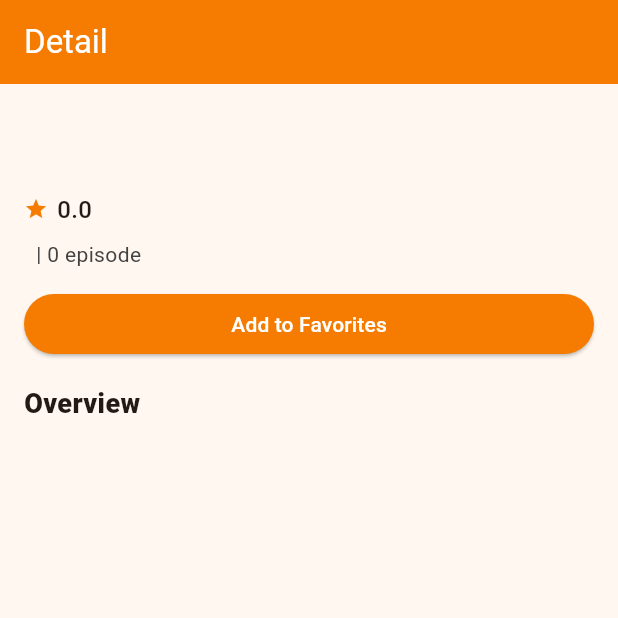
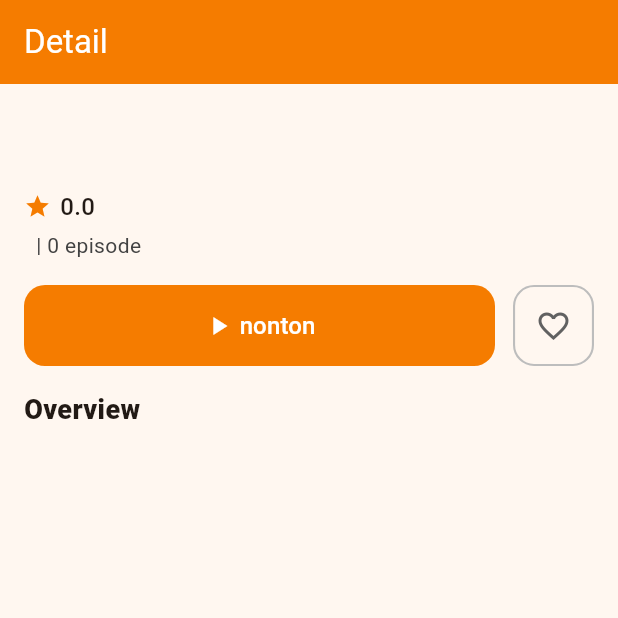
Before and after one commit to mandltf/123230138_Responsi_Mobile, a Flutter app: the DetailScreen screen opened directly with empty values, on a phone screen of 412 x 824 dp, the top half of it. Run offline on Flutter 3.47's test engine with Material 3 defaults, Android fonts, the light colour scheme and no system bars; our stand-ins replace hive_flutter, shared_preferences; accounts and stored records are empty.

Commit message:
menambakan favorite dan ubah button jd statis

```diff
--- a/lib/screens/detail_screen.dart
+++ b/lib/screens/detail_screen.dart
@@ -40,22 +40,29 @@ class _DetailScreenState extends State<DetailScreen> {
       _inCart = true;
     });
 
-    ScaffoldMessenger.of(context).showSnackBar(
-      SnackBar(
-        content: const Text('Game ditambahkan ke keranjang.'),
-        duration: const Duration(seconds: 2),
-        action: SnackBarAction(
-          label: 'Lihat',
-          onPressed: () {
-            Navigator.of(context).push(
-              MaterialPageRoute(
-                builder: (_) => CartScreen(username: widget.username),
-              ),
-            );
-          },
-        ),
-      ),
-    );
+  }
+
+  Future<void> _toggleFavorite() async {
+    if (_inCart) {
+      final items = CartService.instance.getUserCart(widget.username);
+      final entry = items.cast<dynamic>().firstWhere(
+            (e) => e.productId == widget.product.id,
+            orElse: () => null,
+          );
+
+      if (entry != null) {
+        await CartService.instance.removeItem(entry.hiveKey);
+      }
+    } else {
+      await _addToCart();
+      return;
+    }
+
+    if (!mounted) return;
+
+    setState(() {
+      _inCart = false;
+    });
   }
 
   @override
@@ -82,12 +89,13 @@ class _DetailScreenState extends State<DetailScreen> {
             const SizedBox(height: 16),
             Text(
               product.title,
-              style: Theme.of(context).textTheme.headlineSmall?.copyWith(
+              style: const TextStyle(
                     fontWeight: FontWeight.bold,
+                    fontSize: 24,
                   ),
             ),
 
-            const SizedBox(height: 8),
+            const SizedBox(height: 4),
 
             Row(
               crossAxisAlignment: CrossAxisAlignment.start,
@@ -100,7 +108,7 @@ class _DetailScreenState extends State<DetailScreen> {
                         children: [
                           Icon(
                             Icons.star,
-                            size: 16,
+                            size: 18,
                             color: Colors.orange.shade700,
                           ),
                           const SizedBox(width: 6),
@@ -113,7 +121,7 @@ class _DetailScreenState extends State<DetailScreen> {
                           ),
                         ],
                       ),
-                      const SizedBox(height: 8),
+                      const SizedBox(height: 4),
                       Row(
                         children: [
                           Text(
@@ -121,6 +129,7 @@ class _DetailScreenState extends State<DetailScreen> {
                               style: TextStyle(
                                 fontWeight: FontWeight.w400,
                                 color: Colors.grey.shade800,
+                                fontSize: 14,
                               ),
                             ),
 
@@ -130,17 +139,66 @@ class _DetailScreenState extends State<DetailScreen> {
                             style: TextStyle(
                               fontWeight: FontWeight.w400,
                               color: Colors.grey.shade800,
+                              fontSize: 14,
                             ),
                           ),
                         ],
                       ),
-                      const SizedBox(height: 12),
-                      SizedBox(
-                        width: double.infinity,
-                        child: ElevatedButton(
-                          onPressed: _inCart ? null : _addToCart,
-                          child: _inCart ? const Text('Added to Favorites') : const Text('Add to Favorites'),
-                        ),
+                      const SizedBox(height: 16),
+                      Row(
+                        children: [
+                          Expanded(
+                            child: SizedBox(
+                              height: 54,
+                              child: ElevatedButton(
+                                onPressed: () {},
+                                style: ElevatedButton.styleFrom(
+                                  backgroundColor: Colors.orange.shade700,
+                                  foregroundColor: Colors.white,
+                                  shape: RoundedRectangleBorder(
+                                    borderRadius: BorderRadius.circular(14),
+                                  ),
+                                  elevation: 0,
+                                ),
+                                child: const Row(
+                                  mainAxisAlignment: MainAxisAlignment.center,
+                                  mainAxisSize: MainAxisSize.min,
+                                  children: [
+                                    Icon(Icons.play_arrow, size: 20),
+                                    SizedBox(width: 4),
+                                    Text(
+                                      'nonton',
+                                      style: TextStyle(
+                                        fontSize: 16,
+                                      ),
+                                    ),
+                                  ],
+                                ),
+                              ),
+                            ),
+                          ),
+                          const SizedBox(width: 12),
+                          InkWell(
+                            onTap: _toggleFavorite,
+                            borderRadius: BorderRadius.circular(14),
+                            child: Container(
+                              width: 54,
+                              height: 54,
+                              decoration: BoxDecoration(
+                                color: _inCart ? Colors.red.shade50 : Colors.transparent,
+                                borderRadius: BorderRadius.circular(14),
+                                border: Border.all(
+                                  color: _inCart ? Colors.red : Colors.grey.shade400,
+                                  width: 1.4,
+                                ),
+                              ),
+                              child: Icon(
+                                _inCart ? Icons.favorite : Icons.favorite_border,
+                                color: _inCart ? Colors.red : Colors.grey.shade700,
+                              ),
+                            ),
+                          ),
+                        ],
                       ),
                       const SizedBox(height: 16),
                       Text(
```
